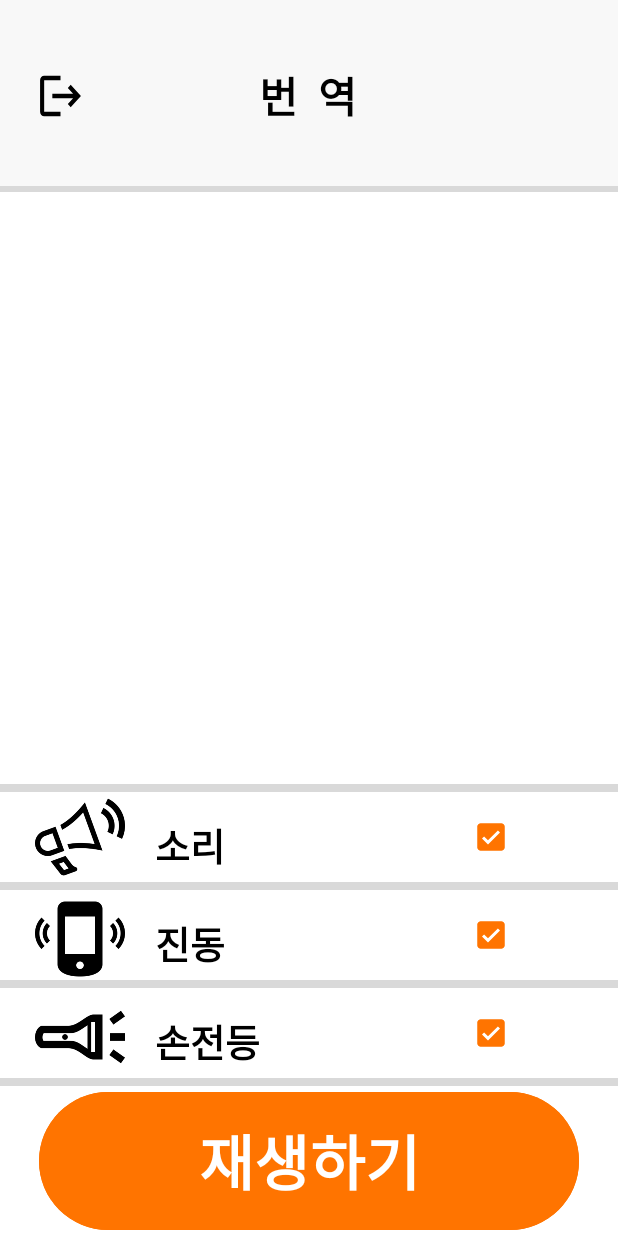
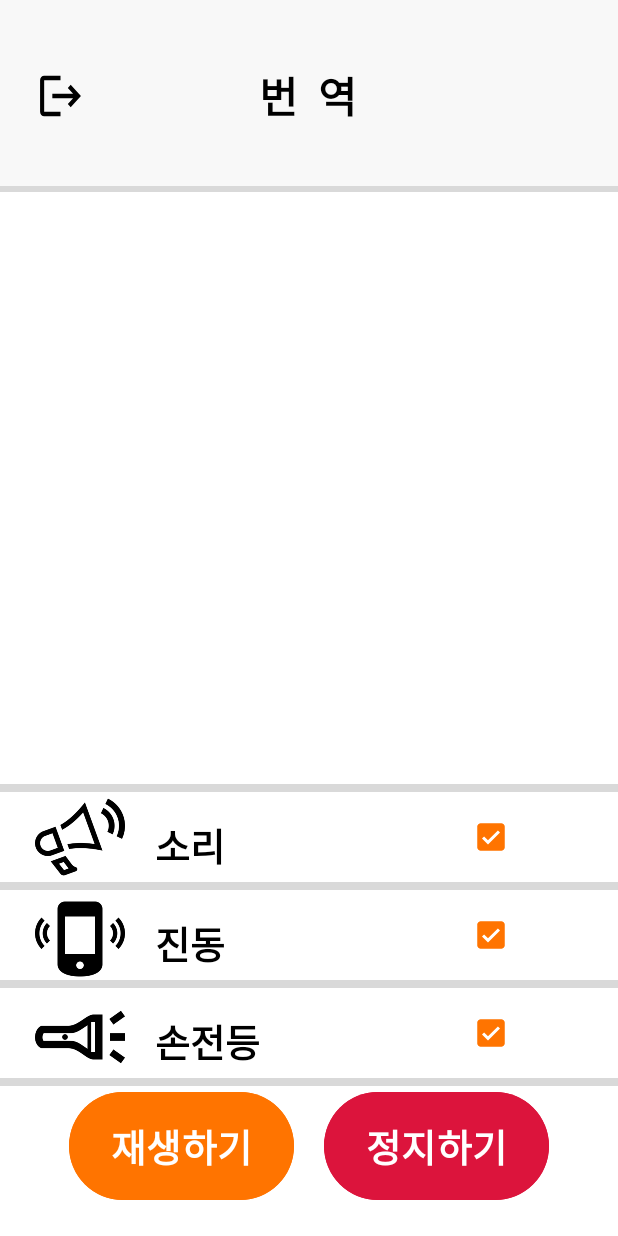
Before and after one commit to jhoho03/BBEEMO, an Android app: the SecondFavoritesActivity screen opened directly, with no data from a screen before it, on a phone screen of 412 x 824 dp. Run offline under Robolectric (Android 15) with nearby library versions, the light colour scheme and no system bars; our stand-ins replace RxJava.

Commit message:
정지 시 비동기 처리 및 모스부호 기능 반영

```diff
--- a/app/build.gradle.kts
+++ b/app/build.gradle.kts
@@ -64,4 +64,8 @@ dependencies {
     // Add the dependency for the Firebase Authentication library
     // When using the BoM, you don't specify versions in Firebase library dependencies
     implementation("com.google.firebase:firebase-auth")
+
+    // RxJava 3
+    implementation("io.reactivex.rxjava3:rxjava:3.1.8")
+    implementation("io.reactivex.rxjava3:rxandroid:3.0.2")
 }
--- a/app/src/main/res/layout/activity_second_favorites.xml
+++ b/app/src/main/res/layout/activity_second_favorites.xml
@@ -305,17 +305,35 @@
 <!--            android:layout_height="wrap_content"-->
 <!--            android:text="손전등"/>-->
 
+        <LinearLayout
+            android:layout_width="match_parent"
+            android:layout_height="wrap_content"
+            android:orientation="horizontal"
+            android:gravity="center"
+            android:layout_marginBottom="20dp">
+
             <Button
                 android:id="@+id/all"
-            android:layout_width="360dp"
-            android:layout_height="100dp"
+                android:layout_width="150dp"
+                android:layout_height="80dp"
                 android:text="재생하기"
-            android:textSize="40dp"
+                android:textSize="25sp"
                 android:textStyle="bold"
                 android:backgroundTint="#FF7400"
-            android:layout_gravity="center"
                 android:textColor="#fff"
-            />
+                android:layout_marginEnd="10dp" />
+
+            <Button
+                android:id="@+id/stop"
+                android:layout_width="150dp"
+                android:layout_height="80dp"
+                android:text="정지하기"
+                android:textSize="25sp"
+                android:textStyle="bold"
+                android:backgroundTint="#DC143C"
+                android:textColor="#fff"
+                android:layout_marginStart="10dp" />
+        </LinearLayout>
 
 
     </LinearLayout>
--- a/gradle.properties
+++ b/gradle.properties
@@ -19,3 +19,4 @@ android.useAndroidX=true
 # resources declared in the library itself and none from the library's dependencies,
 # thereby reducing the size of the R class for that library
 android.nonTransitiveRClass=true
+org.gradle.java.home=C:/Program Files/Java/jdk-17
```
Also changed, not shown: app/src/main/java/com/example/bbeemo_final/SecondFavoritesActivity.java (+97 -26 lines). Lines whose indentation alone changed are shown as unchanged.
